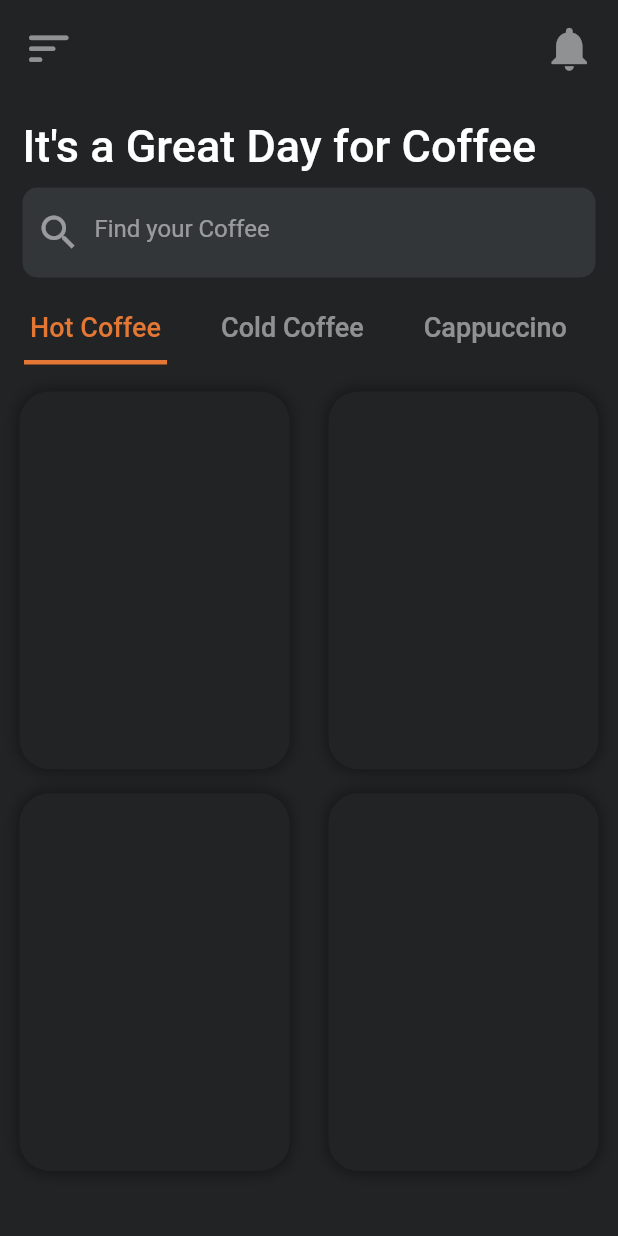
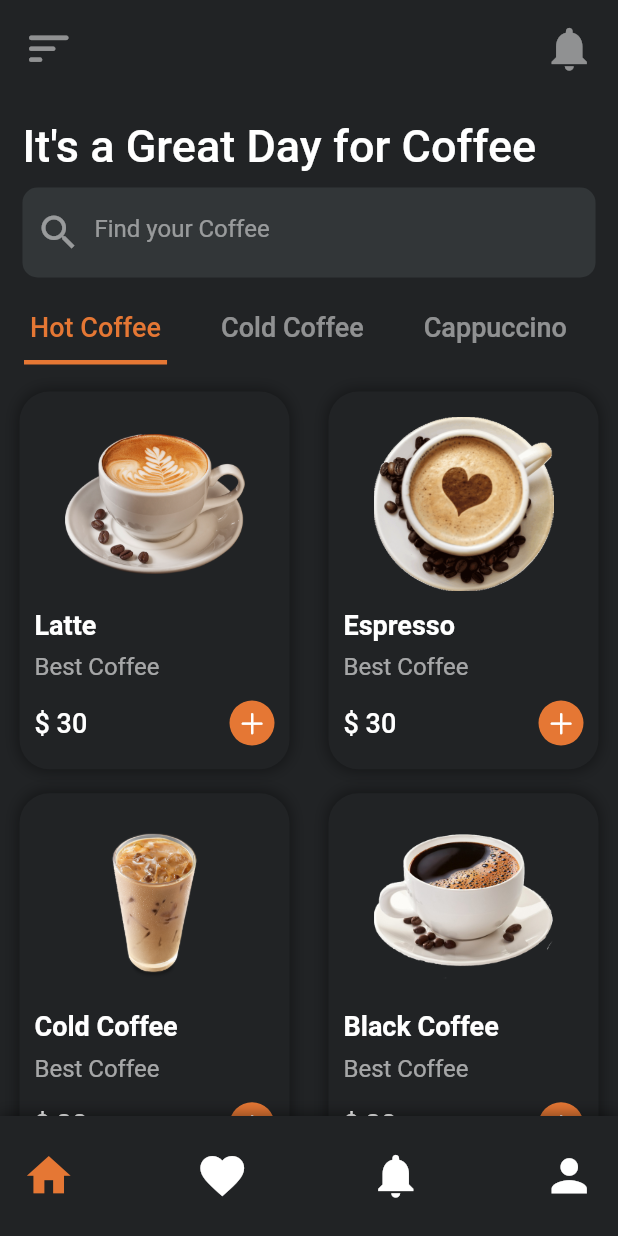
Before and after one commit to AqeelAaqi/Coffee_Shop_App_UI_Design_In_Flutter, a Flutter app: the HomeScreen screen opened directly, on a phone screen of 412 x 824 dp. Run offline on Flutter 3.47's test engine with Material 2 defaults, Android fonts, the phone set to English and light mode, and no system bars; our stand-ins replace google_fonts.

Commit message:
ui final

```diff
--- /dev/null
+++ b/lib/home_bottom_bar/home_bottom_bar.dart
@@ -0,0 +1,33 @@
+import 'package:flutter/material.dart';
+
+
+class HomeBottomBar extends StatelessWidget {
+
+  @override
+  Widget build(BuildContext context) {
+    return Container(
+      padding: EdgeInsets.symmetric(horizontal: 15),
+      height: 80,
+      decoration: BoxDecoration(
+        color: Color(0xFF212325),
+        boxShadow: [
+          BoxShadow(
+            color: Colors.black.withOpacity(0.5),
+            spreadRadius: 1,
+            blurRadius: 8,
+          ),
+        ],
+      ),
+      child: Row(
+        mainAxisAlignment: MainAxisAlignment.spaceBetween,
+        children: [
+          Icon(Icons.home, color: Color(0xFFE57734), size: 35,),
+          Icon(Icons.favorite_outlined, color: Colors.white, size: 35,),
+          Icon(Icons.notifications, color: Colors.white, size: 35,),
+          Icon(Icons.person, color: Colors.white, size: 35,)
+        ],
+      ),
+
+    );
+  }
+}
--- a/lib/screens/home_screen.dart
+++ b/lib/screens/home_screen.dart
@@ -1,6 +1,7 @@
 import 'package:coffee_shop_app_ui_design_in_flutter/screens/home_screen.dart';
 import 'package:flutter/material.dart';
 import 'package:coffee_shop_app_ui_design_in_flutter/widgets/items_widget.dart';
+import 'package:coffee_shop_app_ui_design_in_flutter/home_bottom_bar/home_bottom_bar.dart';
 
 class HomeScreen extends StatefulWidget {
   @override
@@ -130,6 +131,7 @@ class _HomeScreen extends State<HomeScreen>
           ),
         ),
       ),
+      bottomNavigationBar: HomeBottomBar(),
     );
   }
 }
--- a/lib/widgets/items_widget.dart
+++ b/lib/widgets/items_widget.dart
@@ -1,4 +1,6 @@
+import 'package:flutter/cupertino.dart';
 import 'package:flutter/material.dart';
+import 'package:coffee_shop_app_ui_design_in_flutter/screens/single_item_screen.dart';
 
 class ItemsWidget extends StatelessWidget {
   List img = [
@@ -10,12 +12,14 @@ class ItemsWidget extends StatelessWidget {
 
   @override
   Widget build(BuildContext context) {
-    return GridView.count(crossAxisCount: 2,
+    return GridView.count(
+      crossAxisCount: 2,
       physics: NeverScrollableScrollPhysics(),
       shrinkWrap: true,
       childAspectRatio: (150 / 195),
       children: [
-        for(int i = 0; i < img.length; i++) Container(
+        for (int i = 0; i < img.length; i++)
+          Container(
             padding: EdgeInsets.symmetric(vertical: 5, horizontal: 10),
             margin: EdgeInsets.symmetric(vertical: 8, horizontal: 13),
             decoration: BoxDecoration(
@@ -29,6 +33,73 @@ class ItemsWidget extends StatelessWidget {
                 ),
               ],
             ),
+            child: Column(
+              children: [
+                InkWell(
+                  onTap: () {
+                    Navigator.push(context, MaterialPageRoute(builder: (context) => SingleItemScreen(img[i])));
+                  },
+                  child: Container(
+                    margin: EdgeInsets.all(10),
+                    child: Image.asset(
+                      "images/${img[i]}.png",
+                      width: 120,
+                      height: 120,
+                      fit: BoxFit.contain,
+                    ),
+                  ),
+                ),
+                Padding(
+                  padding: EdgeInsets.only(bottom: 8),
+                  child: Align(
+                    alignment: Alignment.centerLeft,
+                    child: Column(
+                      crossAxisAlignment: CrossAxisAlignment.start,
+                      children: [
+                        Text(
+                          img[i],
+                          style: TextStyle(
+                              color: Colors.white,
+                              fontSize: 18,
+                              fontWeight: FontWeight.bold),
+                        ),
+                        SizedBox(height: 8),
+                        Text(
+                          "Best Coffee",
+                          style: TextStyle(
+                            color: Colors.white60,
+                            fontSize: 16,
+                          ),
+                        ),
+                      ],
+                    ),
+                  ),
+                ),
+                Padding(
+                  padding: EdgeInsets.symmetric(vertical: 5),
+                  child: Row(
+                    mainAxisAlignment: MainAxisAlignment.spaceBetween,
+                    children: [
+                      Text(
+                        "\$ 30",
+                        style: TextStyle(
+                            color: Colors.white,
+                            fontSize: 18,
+                            fontWeight: FontWeight.w500 ),
+                      ),
+                      Container(
+                        padding: EdgeInsets.all(5),
+                        decoration: BoxDecoration(
+                          color: Color(0xFFE57734),
+                          borderRadius: BorderRadius.circular(20)
+                        ),
+                        child: Icon(CupertinoIcons.add, size: 20, color: Colors.white,),
+                      ),
+                    ],
+                  ),
+                )
+              ],
+            ),
           ),
       ],
     );
```
Also changed, not shown: lib/screens/single_item_screen.dart (added, +178 -0 lines). Lines whose indentation alone changed are shown as unchanged.
